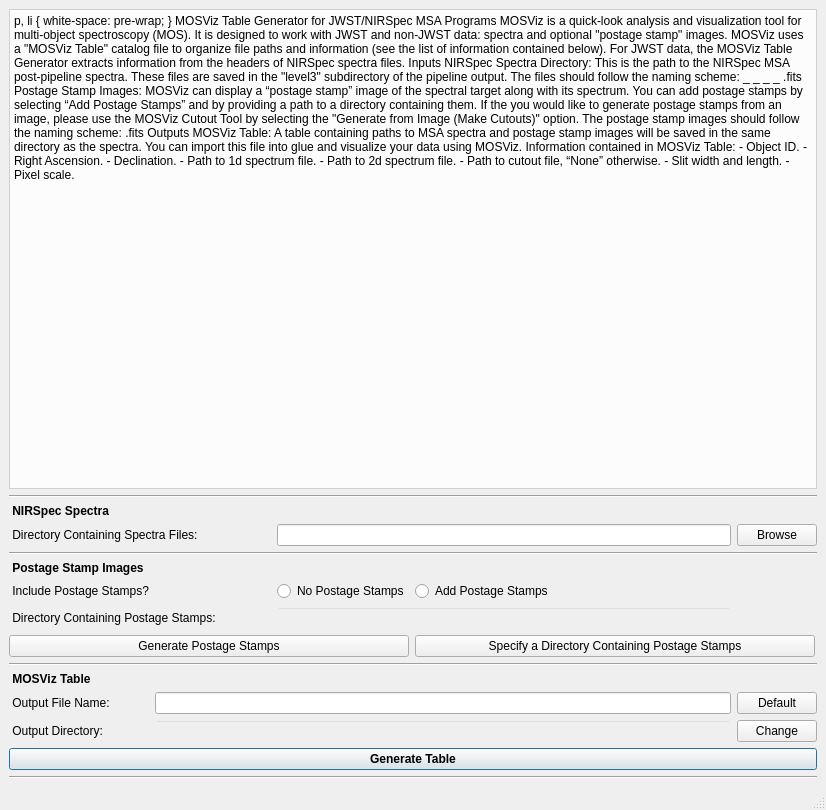
Before: the Qt Designer form table_gen.ui in robelgeda/temp, drawn with Qt 5.
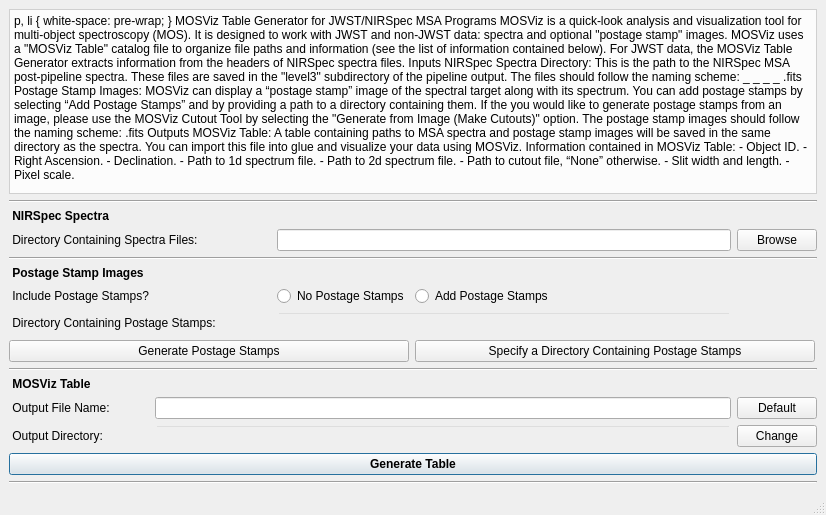
After: the same form once the commit is applied.

```diff
--- a/table_gen.ui
+++ b/table_gen.ui
@@ -6,8 +6,8 @@
    <rect>
     <x>0</x>
     <y>0</y>
-    <width>821</width>
-    <height>810</height>
+    <width>822</width>
+    <height>515</height>
    </rect>
   </property>
   <property name="maximumSize">
@@ -166,30 +166,30 @@
        <string>&lt;!DOCTYPE HTML PUBLIC &quot;-//W3C//DTD HTML 4.0//EN&quot; &quot;http://www.w3.org/TR/REC-html40/strict.dtd&quot;&gt;
 &lt;html&gt;&lt;head&gt;&lt;meta name=&quot;qrichtext&quot; content=&quot;1&quot; /&gt;&lt;style type=&quot;text/css&quot;&gt;
 p, li { white-space: pre-wrap; }
-&lt;/style&gt;&lt;/head&gt;&lt;body style=&quot; font-family:'.SF NS Text'; font-size:13pt; font-weight:400; font-style:normal;&quot;&gt;
-&lt;p align=&quot;center&quot; style=&quot; margin-top:0px; margin-bottom:0px; margin-left:0px; margin-right:0px; -qt-block-indent:0; text-indent:0px;&quot;&gt;&lt;span style=&quot; font-size:14pt; font-weight:600; text-decoration: underline;&quot;&gt;MOSViz Table Generator for JWST/NIRSpec MSA Programs&lt;/span&gt;&lt;/p&gt;
-&lt;p style=&quot;-qt-paragraph-type:empty; margin-top:0px; margin-bottom:0px; margin-left:0px; margin-right:0px; -qt-block-indent:0; text-indent:0px; font-size:12pt;&quot;&gt;&lt;br /&gt;&lt;/p&gt;
-&lt;p style=&quot; margin-top:0px; margin-bottom:0px; margin-left:0px; margin-right:0px; -qt-block-indent:0; text-indent:0px;&quot;&gt;&lt;span style=&quot; font-size:12pt;&quot;&gt;MOSViz is a quick-look analysis and visualization tool for multi-object spectroscopy (MOS). It is designed to work with JWST and non-JWST data: spectra and optional &amp;quot;postage stamp&amp;quot; images. MOSViz uses a &amp;quot;MOSViz Table&amp;quot; catalog file to organize file paths and information (see the list of information contained below). For JWST data, the MOSViz Table Generator extracts information from the headers of NIRSpec spectra files.&lt;/span&gt;&lt;/p&gt;
-&lt;p style=&quot;-qt-paragraph-type:empty; margin-top:0px; margin-bottom:0px; margin-left:0px; margin-right:0px; -qt-block-indent:0; text-indent:0px; font-size:12pt;&quot;&gt;&lt;br /&gt;&lt;/p&gt;
-&lt;p style=&quot; margin-top:0px; margin-bottom:0px; margin-left:0px; margin-right:0px; -qt-block-indent:0; text-indent:0px;&quot;&gt;&lt;span style=&quot; font-size:12pt; font-weight:600;&quot;&gt;Inputs&lt;/span&gt;&lt;/p&gt;
-&lt;p style=&quot; margin-top:0px; margin-bottom:0px; margin-left:0px; margin-right:0px; -qt-block-indent:0; text-indent:0px;&quot;&gt;&lt;span style=&quot; font-size:12pt; font-weight:600;&quot;&gt;NIRSpec Spectra Directory: &lt;/span&gt;&lt;span style=&quot; font-size:12pt;&quot;&gt;This is the path to the NIRSpec MSA post-pipeline spectra. These files are saved in the &amp;quot;level3&amp;quot; subdirectory of the pipeline output. The files should follow the naming scheme:&lt;/span&gt;&lt;/p&gt;
-&lt;p align=&quot;center&quot; style=&quot; margin-top:0px; margin-bottom:0px; margin-left:0px; margin-right:0px; -qt-block-indent:0; text-indent:0px;&quot;&gt;&lt;span style=&quot; font-size:12pt; font-style:italic;&quot;&gt;&amp;lt;programName&amp;gt;_&amp;lt;objectName&amp;gt;_&amp;lt;instrument_filter&amp;gt;_ &amp;lt;grating&amp;gt;_&amp;lt;s2d|x1d&amp;gt;.fits&lt;/span&gt;&lt;/p&gt;
-&lt;p style=&quot;-qt-paragraph-type:empty; margin-top:0px; margin-bottom:0px; margin-left:0px; margin-right:0px; -qt-block-indent:0; text-indent:0px; font-size:12pt;&quot;&gt;&lt;br /&gt;&lt;/p&gt;
-&lt;p style=&quot; margin-top:0px; margin-bottom:0px; margin-left:0px; margin-right:0px; -qt-block-indent:0; text-indent:0px;&quot;&gt;&lt;span style=&quot; font-size:12pt; font-weight:600;&quot;&gt;Postage Stamp Images: &lt;/span&gt;&lt;span style=&quot; font-size:12pt;&quot;&gt;MOSViz can display a “postage stamp” image of the spectral target along with its spectrum. You can add postage stamps by selecting “Add Postage Stamps” and by providing a path to a directory containing them. If the you would like to generate postage stamps from an image, please use the MOSViz Cutout Tool by selecting the &amp;quot;Generate from Image (Make Cutouts)&amp;quot; option. The postage stamp images should follow the naming scheme:&lt;/span&gt;&lt;/p&gt;
-&lt;p align=&quot;center&quot; style=&quot; margin-top:0px; margin-bottom:0px; margin-left:0px; margin-right:0px; -qt-block-indent:0; text-indent:0px;&quot;&gt;&lt;span style=&quot; font-size:12pt; font-style:italic;&quot;&gt;&amp;lt;objectName&amp;gt;.fits&lt;/span&gt;&lt;/p&gt;
-&lt;p style=&quot;-qt-paragraph-type:empty; margin-top:0px; margin-bottom:0px; margin-left:0px; margin-right:0px; -qt-block-indent:0; text-indent:0px; font-size:12pt;&quot;&gt;&lt;br /&gt;&lt;/p&gt;
-&lt;p style=&quot; margin-top:0px; margin-bottom:0px; margin-left:0px; margin-right:0px; -qt-block-indent:0; text-indent:0px;&quot;&gt;&lt;span style=&quot; font-size:12pt; font-weight:600;&quot;&gt;Outputs&lt;/span&gt;&lt;/p&gt;
-&lt;p style=&quot; margin-top:0px; margin-bottom:0px; margin-left:0px; margin-right:0px; -qt-block-indent:0; text-indent:0px;&quot;&gt;&lt;span style=&quot; font-size:12pt; font-weight:600;&quot;&gt;MOSViz Table: &lt;/span&gt;&lt;span style=&quot; font-size:12pt;&quot;&gt;A table containing paths to MSA spectra and postage stamp images will be saved in the same directory as the spectra. You can import this file into glue and visualize your data using MOSViz. &lt;/span&gt;&lt;/p&gt;
-&lt;p style=&quot; margin-top:0px; margin-bottom:0px; margin-left:0px; margin-right:0px; -qt-block-indent:0; text-indent:0px;&quot;&gt;&lt;span style=&quot; font-size:12pt;&quot;&gt;Information contained in MOSViz Table:&lt;/span&gt;&lt;/p&gt;
-&lt;p style=&quot; margin-top:0px; margin-bottom:0px; margin-left:0px; margin-right:0px; -qt-block-indent:0; text-indent:0px;&quot;&gt;&lt;span style=&quot; font-size:12pt;&quot;&gt;    - Object ID. &lt;/span&gt;&lt;/p&gt;
-&lt;p style=&quot; margin-top:0px; margin-bottom:0px; margin-left:0px; margin-right:0px; -qt-block-indent:0; text-indent:0px;&quot;&gt;&lt;span style=&quot; font-size:12pt;&quot;&gt;    - Right Ascension. &lt;/span&gt;&lt;/p&gt;
-&lt;p style=&quot; margin-top:0px; margin-bottom:0px; margin-left:0px; margin-right:0px; -qt-block-indent:0; text-indent:0px;&quot;&gt;&lt;span style=&quot; font-size:12pt;&quot;&gt;    - Declination. &lt;/span&gt;&lt;/p&gt;
-&lt;p style=&quot; margin-top:0px; margin-bottom:0px; margin-left:0px; margin-right:0px; -qt-block-indent:0; text-indent:0px;&quot;&gt;&lt;span style=&quot; font-size:12pt;&quot;&gt;    - Path to 1d spectrum file. &lt;/span&gt;&lt;/p&gt;
-&lt;p style=&quot; margin-top:0px; margin-bottom:0px; margin-left:0px; margin-right:0px; -qt-block-indent:0; text-indent:0px;&quot;&gt;&lt;span style=&quot; font-size:12pt;&quot;&gt;    - Path to 2d spectrum file.&lt;/span&gt;&lt;/p&gt;
-&lt;p style=&quot; margin-top:0px; margin-bottom:0px; margin-left:0px; margin-right:0px; -qt-block-indent:0; text-indent:0px;&quot;&gt;&lt;span style=&quot; font-size:12pt;&quot;&gt;    - Path to cutout file, “None” otherwise. &lt;/span&gt;&lt;/p&gt;
-&lt;p style=&quot; margin-top:0px; margin-bottom:0px; margin-left:0px; margin-right:0px; -qt-block-indent:0; text-indent:0px;&quot;&gt;&lt;span style=&quot; font-size:12pt;&quot;&gt;    - Slit width and length. &lt;/span&gt;&lt;/p&gt;
-&lt;p style=&quot; margin-top:0px; margin-bottom:0px; margin-left:0px; margin-right:0px; -qt-block-indent:0; text-indent:0px;&quot;&gt;&lt;span style=&quot; font-size:12pt;&quot;&gt;    - Pixel scale.&lt;/span&gt;&lt;/p&gt;
-&lt;p style=&quot;-qt-paragraph-type:empty; margin-top:0px; margin-bottom:0px; margin-left:0px; margin-right:0px; -qt-block-indent:0; text-indent:0px; font-size:12pt;&quot;&gt;&lt;br /&gt;&lt;/p&gt;&lt;/body&gt;&lt;/html&gt;</string>
+&lt;/style&gt;&lt;/head&gt;&lt;body style=&quot; font-family:'Sans Serif'; font-size:9pt; font-weight:400; font-style:normal;&quot;&gt;
+&lt;p align=&quot;center&quot; style=&quot; margin-top:0px; margin-bottom:0px; margin-left:0px; margin-right:0px; -qt-block-indent:0; text-indent:0px;&quot;&gt;&lt;span style=&quot; font-family:'.SF NS Text'; font-size:14pt; font-weight:600; text-decoration: underline;&quot;&gt;MOSViz Table Generator for JWST/NIRSpec MSA Programs&lt;/span&gt;&lt;/p&gt;
+&lt;p style=&quot;-qt-paragraph-type:empty; margin-top:0px; margin-bottom:0px; margin-left:0px; margin-right:0px; -qt-block-indent:0; text-indent:0px; font-family:'.SF NS Text'; font-size:12pt;&quot;&gt;&lt;br /&gt;&lt;/p&gt;
+&lt;p style=&quot; margin-top:0px; margin-bottom:0px; margin-left:0px; margin-right:0px; -qt-block-indent:0; text-indent:0px;&quot;&gt;&lt;span style=&quot; font-family:'.SF NS Text'; font-size:12pt;&quot;&gt;MOSViz is a quick-look analysis and visualization tool for multi-object spectroscopy (MOS). It is designed to work with JWST and non-JWST data: spectra and optional &amp;quot;postage stamp&amp;quot; images. MOSViz uses a &amp;quot;MOSViz Table&amp;quot; catalog file to organize file paths and information (see the list of information contained below). For JWST data, the MOSViz Table Generator extracts information from the headers of NIRSpec spectra files.&lt;/span&gt;&lt;/p&gt;
+&lt;p style=&quot;-qt-paragraph-type:empty; margin-top:0px; margin-bottom:0px; margin-left:0px; margin-right:0px; -qt-block-indent:0; text-indent:0px; font-family:'.SF NS Text'; font-size:12pt;&quot;&gt;&lt;br /&gt;&lt;/p&gt;
+&lt;p style=&quot; margin-top:0px; margin-bottom:0px; margin-left:0px; margin-right:0px; -qt-block-indent:0; text-indent:0px;&quot;&gt;&lt;span style=&quot; font-family:'.SF NS Text'; font-size:12pt; font-weight:600;&quot;&gt;Inputs&lt;/span&gt;&lt;/p&gt;
+&lt;p style=&quot; margin-top:0px; margin-bottom:0px; margin-left:0px; margin-right:0px; -qt-block-indent:0; text-indent:0px;&quot;&gt;&lt;span style=&quot; font-family:'.SF NS Text'; font-size:12pt; font-weight:600;&quot;&gt;NIRSpec Spectra Directory: &lt;/span&gt;&lt;span style=&quot; font-family:'.SF NS Text'; font-size:12pt;&quot;&gt;This is the path to the NIRSpec MSA post-pipeline spectra. These files are saved in the &amp;quot;level3&amp;quot; subdirectory of the pipeline output. The files should follow the naming scheme:&lt;/span&gt;&lt;/p&gt;
+&lt;p align=&quot;center&quot; style=&quot; margin-top:0px; margin-bottom:0px; margin-left:0px; margin-right:0px; -qt-block-indent:0; text-indent:0px;&quot;&gt;&lt;span style=&quot; font-family:'.SF NS Text'; font-size:12pt; font-style:italic;&quot;&gt;&amp;lt;programName&amp;gt;_&amp;lt;objectName&amp;gt;_&amp;lt;instrument_filter&amp;gt;_ &amp;lt;grating&amp;gt;_&amp;lt;s2d|x1d&amp;gt;.fits&lt;/span&gt;&lt;/p&gt;
+&lt;p style=&quot;-qt-paragraph-type:empty; margin-top:0px; margin-bottom:0px; margin-left:0px; margin-right:0px; -qt-block-indent:0; text-indent:0px; font-family:'.SF NS Text'; font-size:12pt;&quot;&gt;&lt;br /&gt;&lt;/p&gt;
+&lt;p style=&quot; margin-top:0px; margin-bottom:0px; margin-left:0px; margin-right:0px; -qt-block-indent:0; text-indent:0px;&quot;&gt;&lt;span style=&quot; font-family:'.SF NS Text'; font-size:12pt; font-weight:600;&quot;&gt;Postage Stamp Images: &lt;/span&gt;&lt;span style=&quot; font-family:'.SF NS Text'; font-size:12pt;&quot;&gt;MOSViz can display a “postage stamp” image of the spectral target along with its spectrum. You can add postage stamps by selecting “Add Postage Stamps” and by providing a path to a directory containing them. If the you would like to generate postage stamps from an image, please use the MOSViz Cutout Tool by selecting the &amp;quot;Generate from Image (Make Cutouts)&amp;quot; option. The postage stamp images should follow the naming scheme:&lt;/span&gt;&lt;/p&gt;
+&lt;p align=&quot;center&quot; style=&quot; margin-top:0px; margin-bottom:0px; margin-left:0px; margin-right:0px; -qt-block-indent:0; text-indent:0px;&quot;&gt;&lt;span style=&quot; font-family:'.SF NS Text'; font-size:12pt; font-style:italic;&quot;&gt;&amp;lt;objectName&amp;gt;.fits&lt;/span&gt;&lt;/p&gt;
+&lt;p style=&quot;-qt-paragraph-type:empty; margin-top:0px; margin-bottom:0px; margin-left:0px; margin-right:0px; -qt-block-indent:0; text-indent:0px; font-family:'.SF NS Text'; font-size:12pt;&quot;&gt;&lt;br /&gt;&lt;/p&gt;
+&lt;p style=&quot; margin-top:0px; margin-bottom:0px; margin-left:0px; margin-right:0px; -qt-block-indent:0; text-indent:0px;&quot;&gt;&lt;span style=&quot; font-family:'.SF NS Text'; font-size:12pt; font-weight:600;&quot;&gt;Outputs&lt;/span&gt;&lt;/p&gt;
+&lt;p style=&quot; margin-top:0px; margin-bottom:0px; margin-left:0px; margin-right:0px; -qt-block-indent:0; text-indent:0px;&quot;&gt;&lt;span style=&quot; font-family:'.SF NS Text'; font-size:12pt; font-weight:600;&quot;&gt;MOSViz Table: &lt;/span&gt;&lt;span style=&quot; font-family:'.SF NS Text'; font-size:12pt;&quot;&gt;A table containing paths to MSA spectra and postage stamp images will be saved in the same directory as the spectra. You can import this file into glue and visualize your data using MOSViz. &lt;/span&gt;&lt;/p&gt;
+&lt;p style=&quot; margin-top:0px; margin-bottom:0px; margin-left:0px; margin-right:0px; -qt-block-indent:0; text-indent:0px;&quot;&gt;&lt;span style=&quot; font-family:'.SF NS Text'; font-size:12pt;&quot;&gt;Information contained in MOSViz Table:&lt;/span&gt;&lt;/p&gt;
+&lt;p style=&quot; margin-top:0px; margin-bottom:0px; margin-left:0px; margin-right:0px; -qt-block-indent:0; text-indent:0px;&quot;&gt;&lt;span style=&quot; font-family:'.SF NS Text'; font-size:12pt;&quot;&gt;    - Object ID. &lt;/span&gt;&lt;/p&gt;
+&lt;p style=&quot; margin-top:0px; margin-bottom:0px; margin-left:0px; margin-right:0px; -qt-block-indent:0; text-indent:0px;&quot;&gt;&lt;span style=&quot; font-family:'.SF NS Text'; font-size:12pt;&quot;&gt;    - Right Ascension. &lt;/span&gt;&lt;/p&gt;
+&lt;p style=&quot; margin-top:0px; margin-bottom:0px; margin-left:0px; margin-right:0px; -qt-block-indent:0; text-indent:0px;&quot;&gt;&lt;span style=&quot; font-family:'.SF NS Text'; font-size:12pt;&quot;&gt;    - Declination. &lt;/span&gt;&lt;/p&gt;
+&lt;p style=&quot; margin-top:0px; margin-bottom:0px; margin-left:0px; margin-right:0px; -qt-block-indent:0; text-indent:0px;&quot;&gt;&lt;span style=&quot; font-family:'.SF NS Text'; font-size:12pt;&quot;&gt;    - Path to 1d spectrum file. &lt;/span&gt;&lt;/p&gt;
+&lt;p style=&quot; margin-top:0px; margin-bottom:0px; margin-left:0px; margin-right:0px; -qt-block-indent:0; text-indent:0px;&quot;&gt;&lt;span style=&quot; font-family:'.SF NS Text'; font-size:12pt;&quot;&gt;    - Path to 2d spectrum file.&lt;/span&gt;&lt;/p&gt;
+&lt;p style=&quot; margin-top:0px; margin-bottom:0px; margin-left:0px; margin-right:0px; -qt-block-indent:0; text-indent:0px;&quot;&gt;&lt;span style=&quot; font-family:'.SF NS Text'; font-size:12pt;&quot;&gt;    - Path to cutout file, “None” otherwise. &lt;/span&gt;&lt;/p&gt;
+&lt;p style=&quot; margin-top:0px; margin-bottom:0px; margin-left:0px; margin-right:0px; -qt-block-indent:0; text-indent:0px;&quot;&gt;&lt;span style=&quot; font-family:'.SF NS Text'; font-size:12pt;&quot;&gt;    - Slit width and length. &lt;/span&gt;&lt;/p&gt;
+&lt;p style=&quot; margin-top:0px; margin-bottom:0px; margin-left:0px; margin-right:0px; -qt-block-indent:0; text-indent:0px;&quot;&gt;&lt;span style=&quot; font-family:'.SF NS Text'; font-size:12pt;&quot;&gt;    - Pixel scale.&lt;/span&gt;&lt;/p&gt;
+&lt;p style=&quot;-qt-paragraph-type:empty; margin-top:0px; margin-bottom:0px; margin-left:0px; margin-right:0px; -qt-block-indent:0; text-indent:0px; font-family:'.SF NS Text'; font-size:12pt;&quot;&gt;&lt;br /&gt;&lt;/p&gt;&lt;/body&gt;&lt;/html&gt;</string>
       </property>
      </widget>
     </item>
```
Left out of the diff: 4 changed lines with no effect on the pictures.
